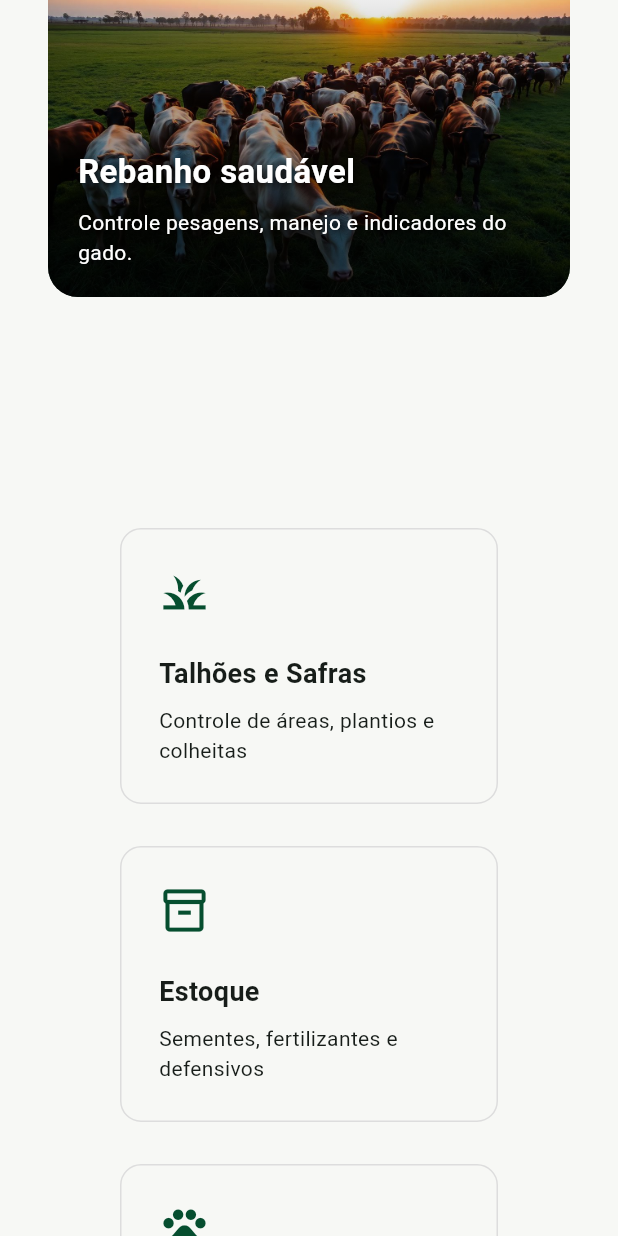
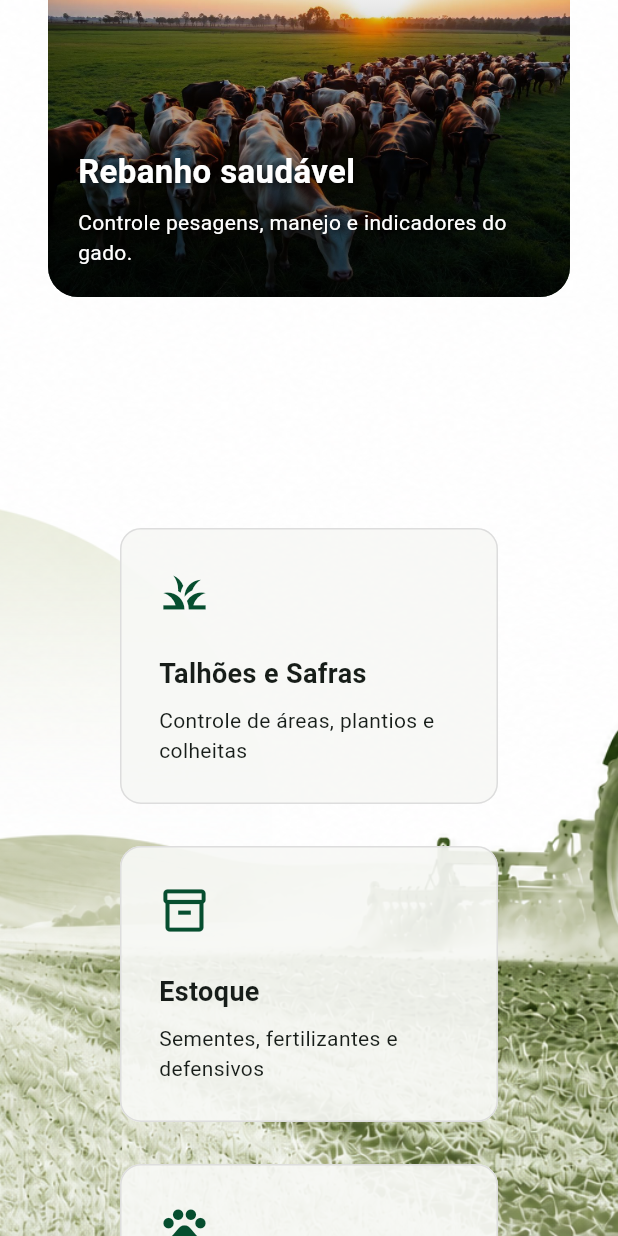
Before and after one commit to NasciM3nt0Felipe/agroverde-flutter, a Flutter app: the screen it shows after launch, scrolled down 576 dp, on a phone screen of 412 x 824 dp. Run offline on Flutter 3.47's test engine with Material 3 defaults, Android fonts, the phone set to English and light mode, and no system bars.

Commit message:
eat(home): finaliza home institucional com background e carrossel responsivo

```diff
--- a/agroverde/lib/pages/home_page.dart
+++ b/agroverde/lib/pages/home_page.dart
@@ -12,8 +12,13 @@ class HomePage extends StatefulWidget {
 }
 
 class _HomePageState extends State<HomePage> {
+  // Índice inicial do carrossel.
+  // Ele define qual item da lista será exibido primeiro.
   int _startIndex = 0;
 
+  // Estrutura responsável pelos cards rotativos da Home.
+  // Os itens são exibidos automaticamente através de um Timer,
+  // alternando as informações principais do sistema.
   final List<_CarouselItem> _carouselItems = const [
     _CarouselItem(
       imagePath: 'assets/images/home_talhoes.jpg',
@@ -37,14 +42,16 @@ class _HomePageState extends State<HomePage> {
           'Acesse informações importantes da fazenda de forma simples.',
     ),
   ];
-  // O carrossel funciona exibindo apenas parte da lista.
-  //logica
+
+  // Timer responsável pela rotação automática do carrossel.
+  // A cada intervalo definido o índice inicial é atualizado.
   late final Timer _carouselTimer;
 
   @override
   void initState() {
     super.initState();
 
+    // A cada 5 segundos, avança o carrossel.
     _carouselTimer = Timer.periodic(const Duration(seconds: 5), (timer) {
       setState(() {
         _startIndex = (_startIndex + 1) % _carouselItems.length;
@@ -54,10 +61,18 @@ class _HomePageState extends State<HomePage> {
 
   @override
   void dispose() {
+    // Cancela o Timer quando a tela for encerrada.
     _carouselTimer.cancel();
     super.dispose();
   }
 
+  // Retorna os 3 cards atualmente visíveis no carrossel.
+  //
+  // No desktop:
+  // exibe 3 cards.
+  //
+  // No mobile:
+  // a adaptação visual exibe apenas 1 card.
   List<_CarouselItem> get _visibleCarouselItems {
     return List.generate(3, (index) {
       final itemIndex = (_startIndex + index) % _carouselItems.length;
@@ -68,9 +83,27 @@ class _HomePageState extends State<HomePage> {
   @override
   Widget build(BuildContext context) {
     final bool isMobile = MediaQuery.of(context).size.width < 700;
+
     return Scaffold(
       backgroundColor: AppTheme.backgroundColor,
-      body: SingleChildScrollView(
+      body: Stack(
+        children: [
+          // Imagem institucional da Home.
+          // Utilizada como elemento visual de fundo para reforçar
+          // a identidade do AgroVerde.
+          //
+          // Como a imagem já possui tons claros e suaves,
+          // não é necessária nenhuma camada de opacidade
+          // ou sobreposição branca.
+          SizedBox.expand(
+            child: Image.asset(
+              'assets/images/home_backG.png',
+              fit: BoxFit.cover,
+            ),
+          ),
+
+          // Conteúdo principal da Home.
+          SingleChildScrollView(
             child: Center(
               child: ConstrainedBox(
                 constraints: const BoxConstraints(maxWidth: 1200),
@@ -115,7 +148,9 @@ class _HomePageState extends State<HomePage> {
                                 ),
                                 TextSpan(
                                   text: 'Verde',
-                              style: TextStyle(color: AppTheme.primaryGreen),
+                                  style: TextStyle(
+                                    color: AppTheme.primaryGreen,
+                                  ),
                                 ),
                               ],
                             ),
@@ -165,6 +200,7 @@ class _HomePageState extends State<HomePage> {
                       ),
 
                       const SizedBox(height: 110),
+
                       Container(
                         padding: const EdgeInsets.symmetric(
                           horizontal: 14,
@@ -193,7 +229,10 @@ class _HomePageState extends State<HomePage> {
                       const Text(
                         'Sua fazenda, no controle',
                         textAlign: TextAlign.center,
-                    style: TextStyle(fontSize: 52, fontWeight: FontWeight.bold),
+                        style: TextStyle(
+                          fontSize: 52,
+                          fontWeight: FontWeight.bold,
+                        ),
                       ),
 
                       const SizedBox(height: 16),
@@ -207,6 +246,9 @@ class _HomePageState extends State<HomePage> {
 
                       const SizedBox(height: 48),
 
+                      // Carrossel principal da Home.
+                      // No desktop exibe 3 cards.
+                      // No mobile exibe apenas 1 card por vez.
                       LayoutBuilder(
                         builder: (context, constraints) {
                           final bool isMobile = constraints.maxWidth < 700;
@@ -235,6 +277,7 @@ class _HomePageState extends State<HomePage> {
 
                       const SizedBox(height: 150),
 
+                      // Cards de apresentação dos módulos principais.
                       LayoutBuilder(
                         builder: (context, constraints) {
                           return Wrap(
@@ -261,7 +304,7 @@ class _HomePageState extends State<HomePage> {
                                 ),
                               ),
                               SizedBox(
-                            height: 190, //para ele ficar na mesma altura
+                                height: 190,
                                 width: 260,
                                 child: _FeatureCard(
                                   icon: Icons.pets,
@@ -288,10 +331,15 @@ class _HomePageState extends State<HomePage> {
               ),
             ),
           ),
+        ],
+      ),
     );
   }
 }
 
+// Classe de dados usada para armazenar as informações
+// de cada item do carrossel.
+// Não monta interface visual.
 class _CarouselItem {
   final String imagePath;
   final String title;
@@ -304,6 +352,7 @@ class _CarouselItem {
   });
 }
 
+// Widget reutilizável para os cards dos módulos principais da Home.
 class _FeatureCard extends StatelessWidget {
   final IconData icon;
   final String title;
@@ -319,7 +368,7 @@ class _FeatureCard extends StatelessWidget {
   Widget build(BuildContext context) {
     return Card(
       elevation: 0,
-      color: AppTheme.backgroundColor,
+      color: AppTheme.backgroundColor.withOpacity(0.92),
       shape: RoundedRectangleBorder(
         borderRadius: BorderRadius.circular(14),
         side: const BorderSide(color: Color(0xffdddddd)),
@@ -344,6 +393,8 @@ class _FeatureCard extends StatelessWidget {
   }
 }
 
+// Widget responsável pela exibição visual dos cards
+// do carrossel principal da Home.
 class _CarouselCard extends StatelessWidget {
   final String imagePath;
   final String title;
```
Also changed, not shown: agroverde/assets/images/home_backG.png (added). Lines whose indentation alone changed are shown as unchanged.
